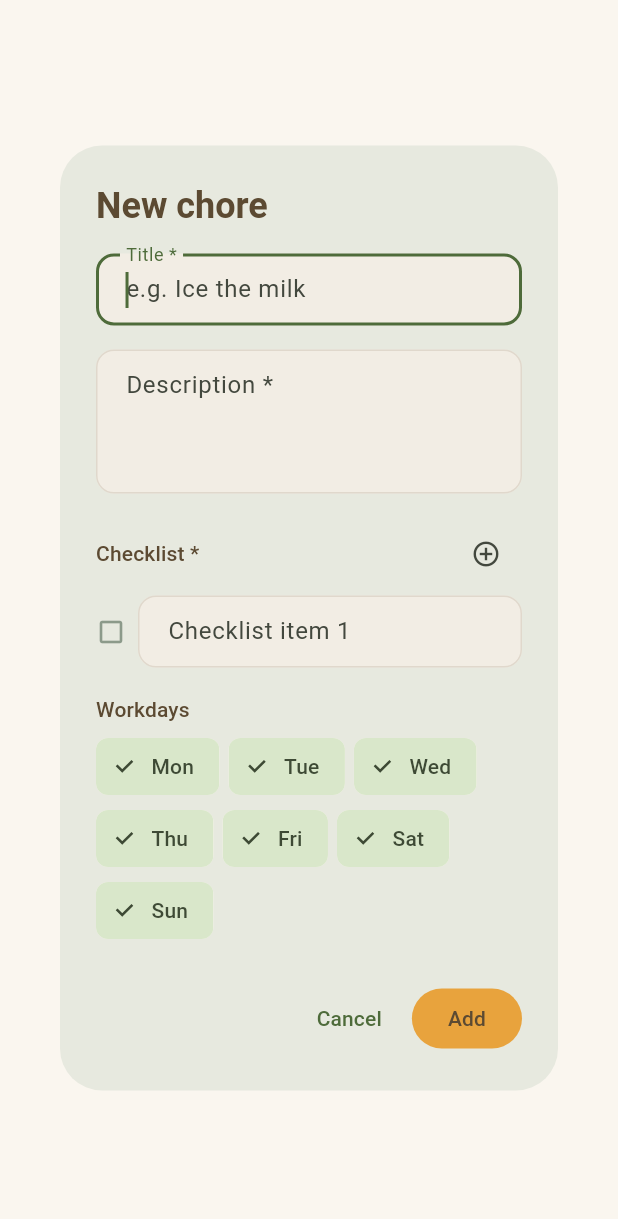
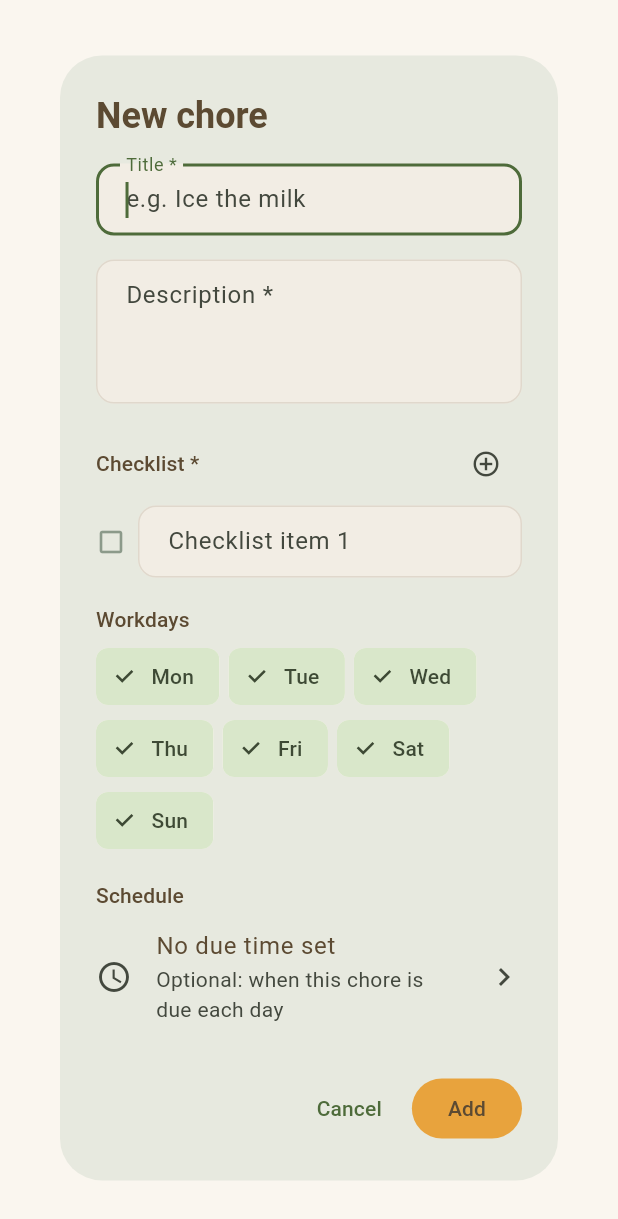
Before and after one commit to DrumFreeMoses/FarmChore, a Flutter app: the _ChoreEditDialog widget shown alone on an empty page, opened directly, on a phone screen of 412 x 824 dp. Shown: the top 1219 px of the screen. Run offline on Flutter 3.47's test engine with Material 3 defaults, Android fonts, the phone set to English and light mode, and no system bars; our stand-ins replace drift, flutter_secure_storage, qr_flutter, shared_preferences, web; missing offline and left inert: dart:js_interop, mobile_scanner, nostr, sqlite3; accounts and stored records are empty; generated files the repository leaves out were written again.

Commit message:
Add due time + escalation to chore edit dialog
- Edit chore dialog now has due time picker, reminder minutes, escalation minutes
- Existing chore defaults preserve their schedule settings on edit
- 163 tests green, zero analyze issues

```diff
--- a/app/lib/screens/defaults_screen.dart
+++ b/app/lib/screens/defaults_screen.dart
@@ -315,6 +315,9 @@ class _ChoreEditDialogState extends State<_ChoreEditDialog> {
   late final TextEditingController _descCtrl;
   late final List<TextEditingController> _checklistCtrls;
   late List<int> _weekdays;
+  String? _dueTime;
+  late final TextEditingController _reminderCtrl;
+  late final TextEditingController _escalationCtrl;
 
   bool get _isEditing => widget.existing != null;
 
@@ -328,6 +331,13 @@ class _ChoreEditDialogState extends State<_ChoreEditDialog> {
       for (final item in e?.checklist ?? []) TextEditingController(text: item),
     ];
     _weekdays = List<int>.from(e?.weekdays ?? const [1, 2, 3, 4, 5, 6, 7]);
+    _dueTime = e?.dueTime;
+    _reminderCtrl = TextEditingController(
+      text: e?.reminderMinutes?.toString() ?? '',
+    );
+    _escalationCtrl = TextEditingController(
+      text: e?.escalationMinutes?.toString() ?? '',
+    );
     if (_checklistCtrls.isEmpty) _checklistCtrls.add(TextEditingController());
   }
 
@@ -338,6 +348,8 @@ class _ChoreEditDialogState extends State<_ChoreEditDialog> {
     for (final c in _checklistCtrls) {
       c.dispose();
     }
+    _reminderCtrl.dispose();
+    _escalationCtrl.dispose();
     super.dispose();
   }
 
@@ -394,6 +406,9 @@ class _ChoreEditDialogState extends State<_ChoreEditDialog> {
         requiredSkills: widget.existing?.requiredSkills ?? const [],
         description: desc,
         checklist: checklist,
+        dueTime: _dueTime,
+        reminderMinutes: int.tryParse(_reminderCtrl.text.trim()),
+        escalationMinutes: int.tryParse(_escalationCtrl.text.trim()),
       ),
     );
   }
@@ -494,6 +509,73 @@ class _ChoreEditDialogState extends State<_ChoreEditDialog> {
                     ),
                 ],
               ),
+              const SizedBox(height: 16),
+              Text('Schedule', style: Theme.of(context).textTheme.titleSmall),
+              const SizedBox(height: 4),
+              ListTile(
+                contentPadding: EdgeInsets.zero,
+                leading: const Icon(Icons.access_time),
+                title: Text(_dueTime ?? 'No due time set'),
+                subtitle: const Text(
+                  'Optional: when this chore is due each day',
+                ),
+                trailing: Row(
+                  mainAxisSize: MainAxisSize.min,
+                  children: [
+                    if (_dueTime != null)
+                      IconButton(
+                        icon: const Icon(Icons.clear, size: 16),
+                        onPressed: () => setState(() => _dueTime = null),
+                      ),
+                    const Icon(Icons.chevron_right),
+                  ],
+                ),
+                onTap: () async {
+                  final picked = await showTimePicker(
+                    context: context,
+                    initialTime: _dueTime != null
+                        ? TimeOfDay(
+                            hour: int.parse(_dueTime!.split(':')[0]),
+                            minute: int.parse(_dueTime!.split(':')[1]),
+                          )
+                        : const TimeOfDay(hour: 8, minute: 0),
+                  );
+                  if (picked != null) {
+                    setState(() {
+                      _dueTime =
+                          '${picked.hour.toString().padLeft(2, '0')}:'
+                          '${picked.minute.toString().padLeft(2, '0')}';
+                    });
+                  }
+                },
+              ),
+              if (_dueTime != null) ...[
+                const SizedBox(height: 8),
+                Text(
+                  'Escalation',
+                  style: Theme.of(context).textTheme.titleSmall,
+                ),
+                const SizedBox(height: 4),
+                TextField(
+                  controller: _reminderCtrl,
+                  keyboardType: TextInputType.number,
+                  decoration: const InputDecoration(
+                    labelText: 'Reminder (minutes before due)',
+                    hintText: 'e.g. 15',
+                    isDense: true,
+                  ),
+                ),
+                const SizedBox(height: 8),
+                TextField(
+                  controller: _escalationCtrl,
+                  keyboardType: TextInputType.number,
+                  decoration: const InputDecoration(
+                    labelText: 'Escalation (minutes after due)',
+                    hintText: 'e.g. 30',
+                    isDense: true,
+                  ),
+                ),
+              ],
             ],
           ),
         ),
```
